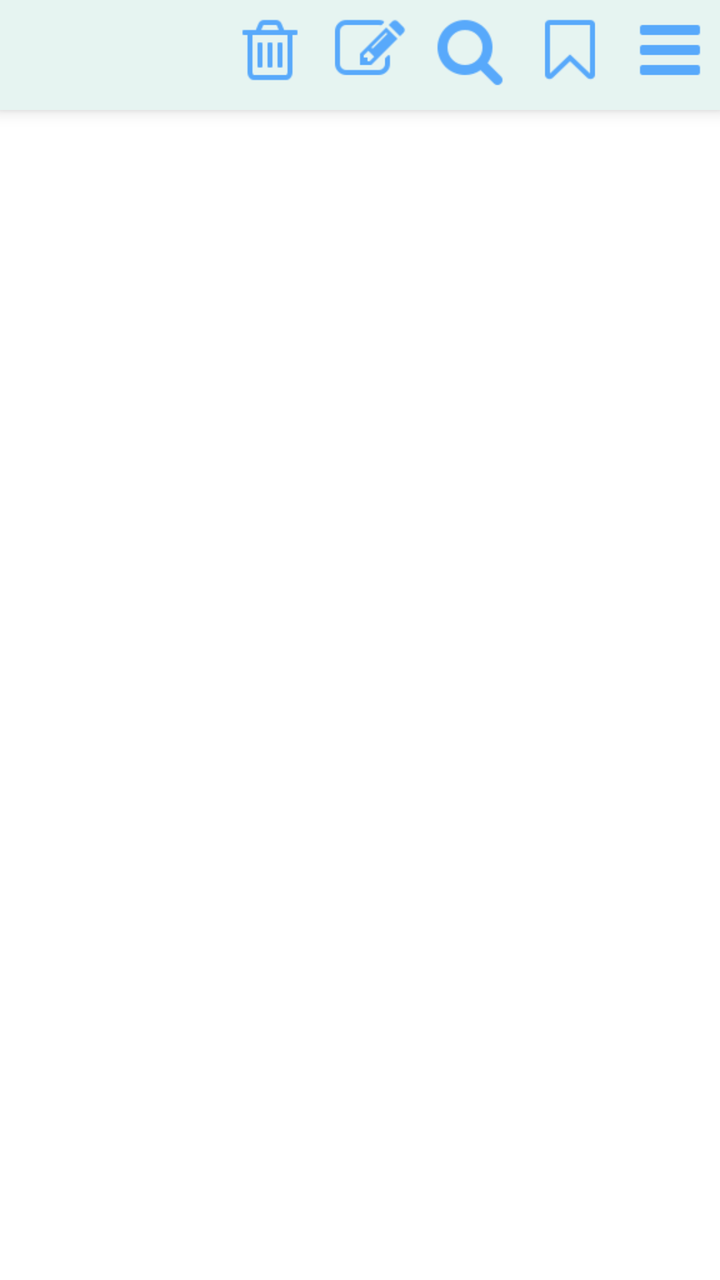
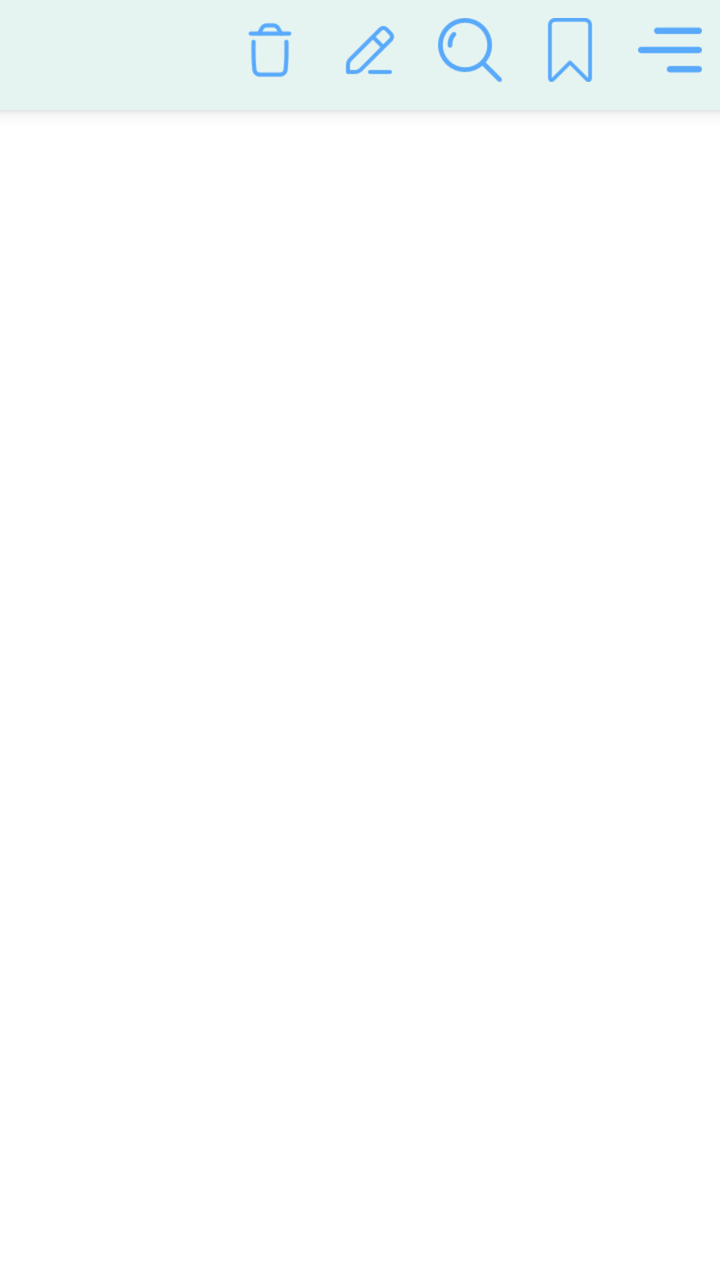

Compare the two renders of this Android layout. The source of the first and the diff that turns it into the second are given below.
<!-- AndroidManifest.xml: application theme Theme.NotePad -->
<!-- res/layout/activity_note_view.xml -->
<?xml version="1.0" encoding="utf-8"?>
<RelativeLayout
    xmlns:android="http://schemas.android.com/apk/res/android"
    xmlns:app="http://schemas.android.com/apk/res-auto"
    xmlns:tools="http://schemas.android.com/tools"
    android:layout_width="match_parent"
    android:layout_height="match_parent"
    android:background="?attr/backgroundColor"
    tools:context=".Activity.NoteViewActivity">

    <RelativeLayout
        android:id="@+id/relativeToolbar"
        android:layout_width="match_parent"
        android:layout_height="wrap_content"
        android:background="?attr/searchBox"
        android:elevation="5dp"
        android:minHeight="55dp">

        <RelativeLayout
            android:id="@+id/relativeToolbarButtons"
            android:layout_width="match_parent"
            android:layout_height="wrap_content">

            <ImageView
                android:id="@+id/imageViewMenu"
                android:layout_width="50dp"
                android:layout_height="50dp"
                android:layout_alignParentRight="true"
                android:padding="5dp"
                android:src="@drawable/navicon"
                app:tint="?attr/colorAccent" />

            <ImageView
                android:id="@+id/imageViewPin"
                android:layout_width="50dp"
                android:layout_height="50dp"
                android:layout_toLeftOf="@id/imageViewMenu"
                android:padding="5dp"
                android:src="@drawable/unbookmark"
                app:tint="?attr/colorAccent" />

            <ImageView
                android:id="@+id/imageViewSearch"
                android:layout_width="50dp"
                android:layout_height="50dp"
                android:layout_toLeftOf="@id/imageViewPin"
                android:padding="5dp"
                android:src="@drawable/search"
                app:tint="?attr/colorAccent" />

            <ImageView
                android:id="@+id/imageViewEdit"
                android:layout_width="50dp"
                android:layout_height="50dp"
                android:layout_toLeftOf="@id/imageViewSearch"
                android:padding="5dp"
                android:src="@drawable/edit"
                app:tint="?attr/colorAccent" />

            <ImageView
                android:id="@+id/imageViewDelete"
                android:layout_width="50dp"
                android:layout_height="50dp"
                android:layout_toLeftOf="@id/imageViewEdit"
                android:padding="5dp"
                android:src="@drawable/trash"
                app:tint="?attr/colorAccent" />

        </RelativeLayout>

        <RelativeLayout
            android:id="@+id/relativeToolbarSearch"
            android:layout_width="match_parent"
            android:layout_height="wrap_content"
            android:layout_below="@id/relativeToolbarButtons"
            android:layout_margin="5dp"
            android:visibility="gone">

            <com.google.android.material.textfield.TextInputLayout
                android:id="@+id/textLayoutText"
                style="@style/textinputlayout_large"
                android:layout_width="match_parent"
                android:layout_height="wrap_content"
                app:boxBackgroundMode="filled"
                app:boxCornerRadiusBottomEnd="10dp"
                app:boxCornerRadiusBottomStart="10dp"
                app:boxCornerRadiusTopEnd="10dp"
                app:boxCornerRadiusTopStart="10dp"
                app:boxStrokeWidth="0dp"
                app:boxStrokeWidthFocused="0dp"
                app:endIconMode="clear_text">
                <com.google.android.material.textfield.TextInputEditText
                    android:id="@+id/edittextText"
                    style="@style/textViewTitle"
                    android:layout_width="match_parent"
                    android:layout_height="wrap_content"
                    android:cursorVisible="true"
                    android:hint="@string/text"
                    android:maxLines="1"
                    android:textAlignment="textStart" />
            </com.google.android.material.textfield.TextInputLayout>

            <ImageView
                android:layout_width="40dp"
                android:layout_height="40dp"
                android:layout_alignParentRight="true"
                android:layout_centerVertical="true"
                android:padding="7dp"
                android:src="@drawable/search"
                app:tint="?attr/colorAccent" />

            <LinearLayout
                android:id="@+id/linearLayoutCounter"
                android:layout_alignParentLeft="true"
                android:layout_width="wrap_content"
                android:layout_height="wrap_content"
                android:layout_below="@id/textLayoutText"
                android:gravity="center"
                android:orientation="horizontal">
                <ImageView
                    android:id="@+id/imageViewNext"
                    android:layout_width="25dp"
                    android:layout_height="25dp"
                    android:padding="5dp"
                    android:src="@drawable/back"
                    app:tint="?attr/colorAccent" />
                <TextView
                    android:id="@+id/textViewPosition"
                    style="@style/textViewTitle"
                    android:layout_width="wrap_content"
                    android:layout_height="wrap_content"
                    android:text=""
                    android:textSize="12sp"/>
                <ImageView
                    android:id="@+id/imageViewPrevious"
                    android:layout_width="25dp"
                    android:layout_height="25dp"
                    android:padding="5dp"
                    android:rotation="180"
                    android:src="@drawable/back"
                    app:tint="?attr/colorAccent" />
            </LinearLayout>

        </RelativeLayout>

    </RelativeLayout>

    <TextView
        android:id="@+id/textViewTitle"
        style="@style/textViewTitle"
        android:layout_width="match_parent"
        android:layout_height="wrap_content"
        android:layout_below="@id/relativeToolbar"
        android:layout_margin="10dp"
        android:ellipsize="end"
        android:maxLines="1" />

    <LinearLayout
        android:layout_width="wrap_content"
        android:layout_height="wrap_content"
        android:layout_below="@id/textViewTitle"
        android:layout_alignParentLeft="true"
        android:gravity="center"
        android:orientation="horizontal">

        <TextView
            android:id="@+id/textViewCategory"
            style="@style/textViewTitle"
            android:layout_width="wrap_content"
            android:layout_height="wrap_content"
            android:layout_margin="10dp"
            android:ellipsize="end"
            android:gravity="center"
            android:maxLines="1"
            android:textSize="12sp" />

        <LinearLayout
            android:id="@+id/linearLayoutCategory"
            android:layout_width="20dp"
            android:layout_height="20dp"
            android:layout_margin="5dp"
            android:orientation="vertical" />

    </LinearLayout>


    <TextView
        android:id="@+id/textViewDate"
        style="@style/textViewTitle"
        android:layout_width="wrap_content"
        android:layout_height="wrap_content"
        android:layout_below="@id/textViewTitle"
        android:layout_alignParentRight="true"
        android:layout_margin="10dp"
        android:ellipsize="end"
        android:gravity="center"
        android:maxLines="1"
        android:textSize="12sp" />

    <ScrollView
        android:layout_width="match_parent"
        android:layout_height="match_parent"
        android:layout_below="@id/textViewDate"
        android:layout_margin="10dp"
        android:scrollbars="none">
        <TextView
            android:id="@+id/textViewText"
            style="@style/textViewTitle"
            android:layout_width="match_parent"
            android:layout_height="wrap_content"
            android:ellipsize="end"
            android:textColor="?attr/textColor"
            android:textSize="14sp" />
    </ScrollView>

</RelativeLayout>
<!-- resources referenced by this layout -->
<resources>
  <!-- drawable back: png bitmap (drawable, 497 bytes) -->
  <!-- drawable edit: png bitmap (drawable, 749 bytes) -->
  <!-- drawable navicon: png bitmap (drawable, 170 bytes) -->
  <!-- drawable search: png bitmap (drawable, 985 bytes) -->
  <!-- drawable trash: png bitmap (drawable, 513 bytes) -->
  <!-- drawable unbookmark: png bitmap (drawable, 669 bytes) -->
  <string name="text">Text</string>
  <style name="textViewTitle">
          <item name="android:textSize">16sp</item>
          <item name="android:textColor">?attr/textColor</item>
          <item name="fontPath">shabnamMedium.ttf</item>
      </style>
  <style name="textinputlayout_large" parent="Widget.MaterialComponents.TextInputLayout.FilledBox">
          <item name="boxBackgroundColor">?attr/searchBox</item>
          <item name="fontPath">shabnamMedium.ttf</item>
          <item name="backgroundColor">#00000000</item>
          <item name="android:textSize">18sp</item>
          <item name="hintTextColor">?attr/colorAccent</item>
          <item name="errorTextColor">?attr/colorAccent</item>
          <item name="android:textColor">?attr/textColor</item>
      </style>
  <style name="Theme.NotePad" parent="Theme.MaterialComponents.DayNight.NoActionBar">
          
          <item name="colorPrimary">@color/color_accent</item>
          <item name="colorPrimaryVariant">@color/message_error</item>
          <item name="colorOnPrimary">@color/message_success</item>
  
          <item name="colorAccent">@color/color_accent</item>
          <item name="messageSuccess">@color/message_success</item>
          <item name="messageInfo">@color/message_info</item>
          <item name="messageError">@color/message_error</item>
          <item name="backgroundColor">@color/white</item>
          <item name="searchBox">@color/search_box</item>
          <item name="textColor">@color/text_color</item>
          <item name="textDescription">@color/text_description</item>
      </style>
  <color name="color_accent">#58A9FB</color>
  <color name="message_error">#f480a6</color>
  <color name="message_success">#03edbf</color>
  <color name="message_info">#00f6eb</color>
  <color name="white">#ffffff</color>
  <color name="search_box">#e6f4f1</color>
  <color name="text_color">#3e4756</color>
  <color name="text_description">#a2acbd</color>
</resources>

<!-- the commit's change to res/layout/activity_note_view.xml (unified diff, before → after) -->
@@ -26,7 +26,7 @@
                 android:layout_width="50dp"
                 android:layout_height="50dp"
                 android:layout_alignParentRight="true"
-                android:padding="5dp"
+                android:padding="9dp"
                 android:src="@drawable/navicon"
                 app:tint="?attr/colorAccent" />
 
@@ -35,7 +35,7 @@
                 android:layout_width="50dp"
                 android:layout_height="50dp"
                 android:layout_toLeftOf="@id/imageViewMenu"
-                android:padding="5dp"
+                android:padding="9dp"
                 android:src="@drawable/unbookmark"
                 app:tint="?attr/colorAccent" />
 
@@ -44,7 +44,7 @@
                 android:layout_width="50dp"
                 android:layout_height="50dp"
                 android:layout_toLeftOf="@id/imageViewPin"
-                android:padding="5dp"
+                android:padding="9dp"
                 android:src="@drawable/search"
                 app:tint="?attr/colorAccent" />
 
@@ -53,7 +53,7 @@
                 android:layout_width="50dp"
                 android:layout_height="50dp"
                 android:layout_toLeftOf="@id/imageViewSearch"
-                android:padding="5dp"
+                android:padding="9dp"
                 android:src="@drawable/edit"
                 app:tint="?attr/colorAccent" />
 
@@ -62,7 +62,7 @@
                 android:layout_width="50dp"
                 android:layout_height="50dp"
                 android:layout_toLeftOf="@id/imageViewEdit"
-                android:padding="5dp"
+                android:padding="9dp"
                 android:src="@drawable/trash"
                 app:tint="?attr/colorAccent" />
 
@@ -111,10 +111,10 @@
 
             <LinearLayout
                 android:id="@+id/linearLayoutCounter"
-                android:layout_alignParentLeft="true"
                 android:layout_width="wrap_content"
                 android:layout_height="wrap_content"
                 android:layout_below="@id/textLayoutText"
+                android:layout_alignParentLeft="true"
                 android:gravity="center"
                 android:orientation="horizontal">
                 <ImageView
@@ -153,7 +153,8 @@
         android:layout_below="@id/relativeToolbar"
         android:layout_margin="10dp"
         android:ellipsize="end"
-        android:maxLines="1" />
+        android:maxLines="1"
+        android:textSize="18sp" />
 
     <LinearLayout
         android:layout_width="wrap_content"
@@ -169,17 +170,11 @@
             android:layout_width="wrap_content"
             android:layout_height="wrap_content"
             android:layout_margin="10dp"
+            android:padding="3dp"
             android:ellipsize="end"
             android:gravity="center"
             android:maxLines="1"
             android:textSize="12sp" />
-
-        <LinearLayout
-            android:id="@+id/linearLayoutCategory"
-            android:layout_width="20dp"
-            android:layout_height="20dp"
-            android:layout_margin="5dp"
-            android:orientation="vertical" />
 
     </LinearLayout>
 
<!-- resource entries referenced after the edit -->
@@ -1,11 +1,11 @@
 <!-- resources referenced by this layout -->
 <resources>
-  <!-- drawable back: png bitmap (drawable, 497 bytes) -->
-  <!-- drawable edit: png bitmap (drawable, 749 bytes) -->
-  <!-- drawable navicon: png bitmap (drawable, 170 bytes) -->
-  <!-- drawable search: png bitmap (drawable, 985 bytes) -->
-  <!-- drawable trash: png bitmap (drawable, 513 bytes) -->
-  <!-- drawable unbookmark: png bitmap (drawable, 669 bytes) -->
+  <!-- drawable back: png bitmap (drawable, 329 bytes) -->
+  <!-- drawable edit: png bitmap (drawable, 801 bytes) -->
+  <!-- drawable navicon: png bitmap (drawable, 478 bytes) -->
+  <!-- drawable search: png bitmap (drawable, 1611 bytes) -->
+  <!-- drawable trash: png bitmap (drawable, 940 bytes) -->
+  <!-- drawable unbookmark: png bitmap (drawable, 717 bytes) -->
   <string name="text">Text</string>
   <style name="textViewTitle">
           <item name="android:textSize">16sp</item>
